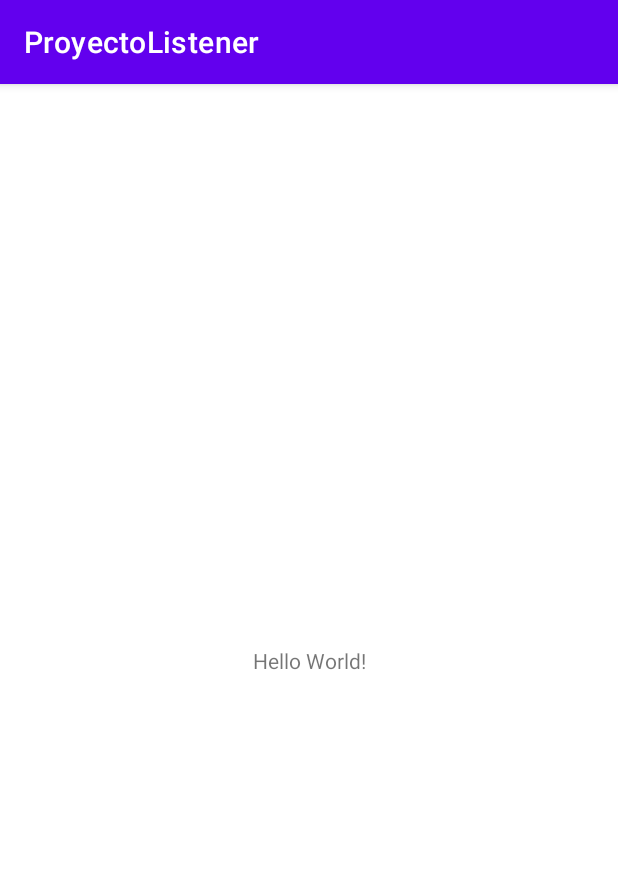
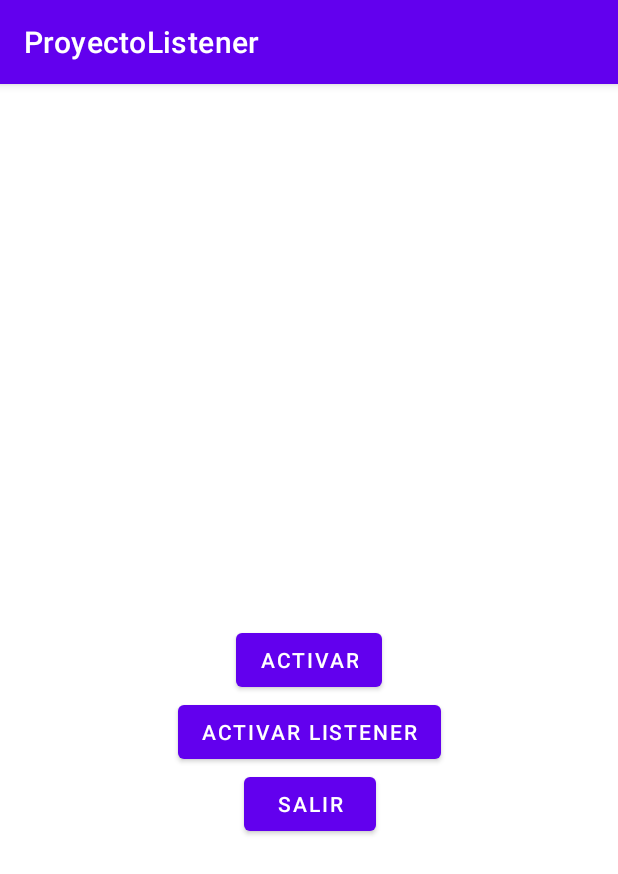
Before and after one commit to orlandogironb/etps1-012023, an Android app: the screen it shows after launch (MainActivity), on a phone screen of 412 x 824 dp. Shown: the top 874 px of the screen. Run offline under Robolectric (Android 15) with nearby library versions, the phone set to English and light mode, and no system bars.

Commit message:
15022023

```diff
--- a/ProyectoListener/app/src/main/AndroidManifest.xml
+++ b/ProyectoListener/app/src/main/AndroidManifest.xml
@@ -12,6 +12,12 @@
         android:theme="@style/Theme.ProyectoListener"
         tools:targetApi="31">
         <activity
+            android:name=".Pantalla3"
+            android:exported="false" />
+        <activity
+            android:name=".Principal"
+            android:exported="false" />
+        <activity
             android:name=".MainActivity"
             android:exported="true">
             <intent-filter>
--- a/ProyectoListener/app/src/main/java/sv/edu/utec/proyectolistener/MainActivity.java
+++ b/ProyectoListener/app/src/main/java/sv/edu/utec/proyectolistener/MainActivity.java
@@ -2,13 +2,37 @@ package sv.edu.utec.proyectolistener;
 
 import androidx.appcompat.app.AppCompatActivity;
 
+import android.content.Intent;
 import android.os.Bundle;
+import android.view.View;
+import android.widget.Button;
 
 public class MainActivity extends AppCompatActivity {
-
+Button btnPrincipal;
     @Override
     protected void onCreate(Bundle savedInstanceState) {
         super.onCreate(savedInstanceState);
         setContentView(R.layout.activity_main);
+        btnPrincipal=findViewById(R.id.btnLsnt);
+
+        btnPrincipal.setOnClickListener(new View.OnClickListener() {
+            @Override
+            public void onClick(View view) {
+                Intent intento=new Intent(getApplicationContext(),Principal.class);
+                startActivity(intento);
+            }
+        });
+
+    }
+
+
+    public void pantalla(View v){
+        Intent intento=new Intent(this,Pantalla3.class);
+        startActivity(intento);
+
+    }
+
+    public void salir(View V){
+        finish();
     }
 }
--- a/ProyectoListener/app/src/main/res/layout/activity_main.xml
+++ b/ProyectoListener/app/src/main/res/layout/activity_main.xml
@@ -6,13 +6,33 @@
     android:layout_height="match_parent"
     tools:context=".MainActivity">
 
-    <TextView
+    <Button
+        android:id="@+id/btnMetodo"
         android:layout_width="wrap_content"
         android:layout_height="wrap_content"
-        android:text="Hello World!"
+        android:onClick="pantalla"
+        android:text="Activar"
         app:layout_constraintBottom_toBottomOf="parent"
         app:layout_constraintEnd_toEndOf="parent"
         app:layout_constraintStart_toStartOf="parent"
         app:layout_constraintTop_toTopOf="parent" />
 
+    <Button
+        android:id="@+id/btnLsnt"
+        android:layout_width="wrap_content"
+        android:layout_height="wrap_content"
+        android:text="Activar Listener"
+        app:layout_constraintEnd_toEndOf="@+id/btnMetodo"
+        app:layout_constraintStart_toStartOf="@+id/btnMetodo"
+        app:layout_constraintTop_toBottomOf="@+id/btnMetodo" />
+
+    <Button
+        android:id="@+id/btnSalir"
+        android:layout_width="wrap_content"
+        android:layout_height="wrap_content"
+        android:onClick="salir"
+        android:text="Salir"
+        app:layout_constraintEnd_toEndOf="@+id/btnLsnt"
+        app:layout_constraintStart_toStartOf="@+id/btnLsnt"
+        app:layout_constraintTop_toBottomOf="@+id/btnLsnt" />
 </androidx.constraintlayout.widget.ConstraintLayout>
```
Also changed, not shown: ProyectoListener/app/src/main/java/sv/edu/utec/proyectolistener/Pantalla3.java (added, +24 -0 lines), ProyectoListener/app/src/main/java/sv/edu/utec/proyectolistener/Principal.java (added, +38 -0 lines), ProyectoListener/app/src/main/res/layout/activity_pantalla3.xml (added, +24 -0 lines), ProyectoListener/app/src/main/res/layout/activity_principal.xml (added, +27 -0 lines), ProyectoListener/app/src/main/res/layout/toast_layout.xml (added, +23 -0 lines).
